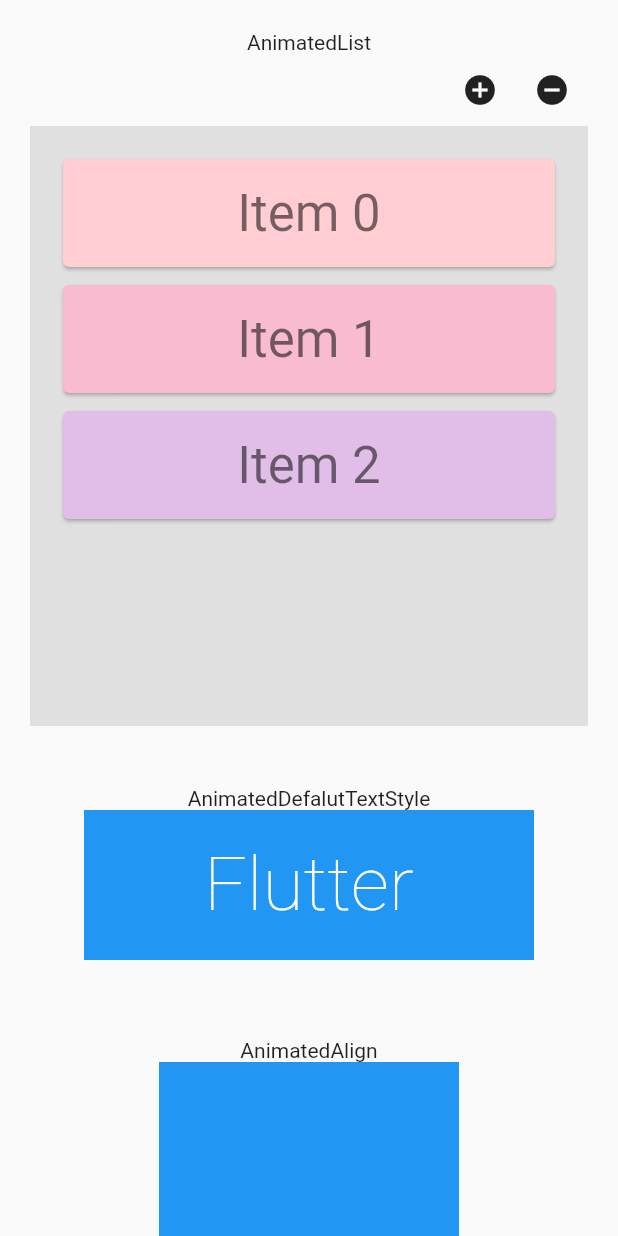
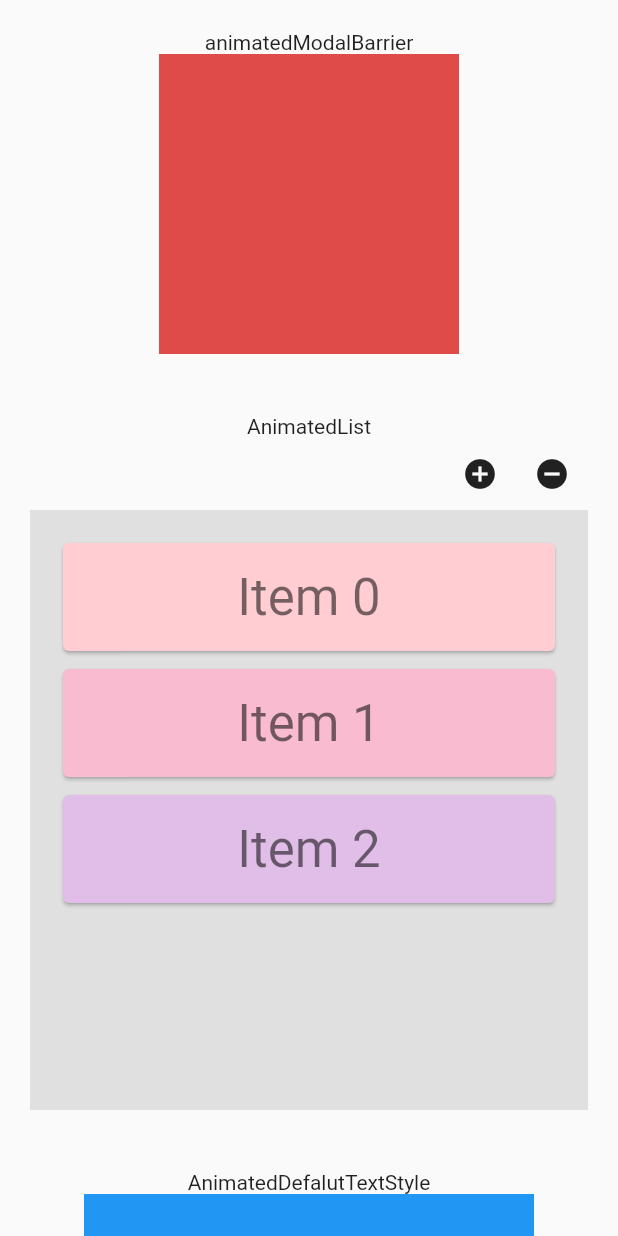
Before and after one commit to devmoonho/flutter_design, a Flutter app: the screen it shows after launch, on a phone screen of 412 x 824 dp. Run offline on Flutter 3.47's test engine with Material 2 defaults, Android fonts, the phone set to English and light mode, and no system bars.

Commit message:
animatedModalBarrier 추가

```diff
--- a/lib/pages/animation_page.dart
+++ b/lib/pages/animation_page.dart
@@ -4,6 +4,7 @@ import 'package:design/pages/widgets/myanimated_container.dart';
 import 'package:design/pages/widgets/myanimated_crossfade.dart';
 import 'package:design/pages/widgets/myanimated_defaluttextstyle.dart';
 import 'package:design/pages/widgets/myanimated_list.dart';
+import 'package:design/pages/widgets/myanimated_modalbarrier.dart';
 import 'package:flutter/material.dart';
 
 typedef Callback = void Function(dynamic value);
@@ -35,6 +36,7 @@ class _AnimationPageState extends State<AnimationPage> {
           child: Column(
             mainAxisAlignment: MainAxisAlignment.spaceBetween,
             children: [
+              MyAnimatedModalBarrier(),
               MyAnimatedList(),
               MyAnimatedDefalutTextStyle(refresh: refresh, selected: selectedDefalutTextStyle),
               MyAnimatedAlign(refresh: refresh, selected: selectedAlign),
--- /dev/null
+++ b/lib/pages/widgets/myanimated_modalbarrier.dart
@@ -0,0 +1,37 @@
+import 'package:flutter/material.dart';
+
+class MyAnimatedModalBarrier extends StatefulWidget {
+  @override
+  _MyAnimatedModalBarrierState createState() => _MyAnimatedModalBarrierState();
+}
+
+class _MyAnimatedModalBarrierState extends State<MyAnimatedModalBarrier> with TickerProviderStateMixin {
+  late Widget _animatedModalBarrier;
+  late AnimationController _animationController;
+  late Animation<Color?> _colorTweenAnimation;
+
+  @override
+  void initState() {
+    super.initState();
+    ColorTween _colorTween = ColorTween(begin: Colors.blue, end: Colors.red);
+    _animationController = AnimationController(vsync: this, duration: const Duration(seconds: 2));
+    _colorTweenAnimation = _colorTween.animate(_animationController);
+
+    _animatedModalBarrier = AnimatedModalBarrier(
+      color: _colorTweenAnimation,
+    );
+    _animationController.repeat();
+  }
+
+  @override
+  Widget build(BuildContext context) {
+    return Container(
+      child: Column(
+        children: [
+          Text('animatedModalBarrier'),
+          Container(height: 200, width: 200, child: _animatedModalBarrier),
+        ],
+      ),
+    );
+  }
+}
```
